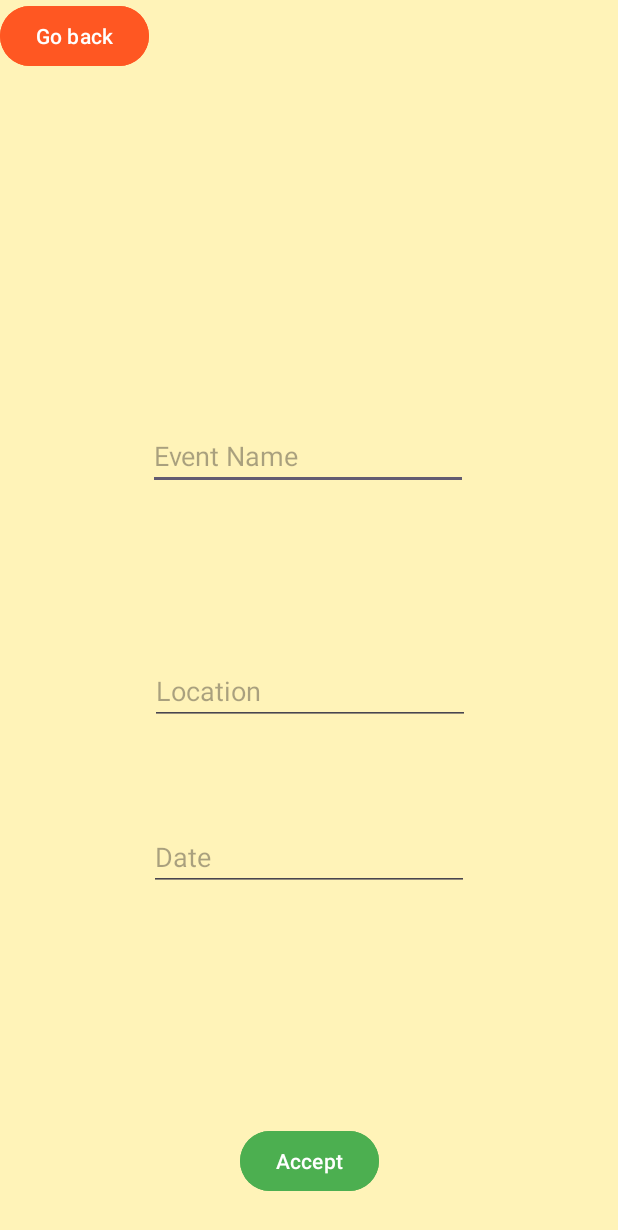
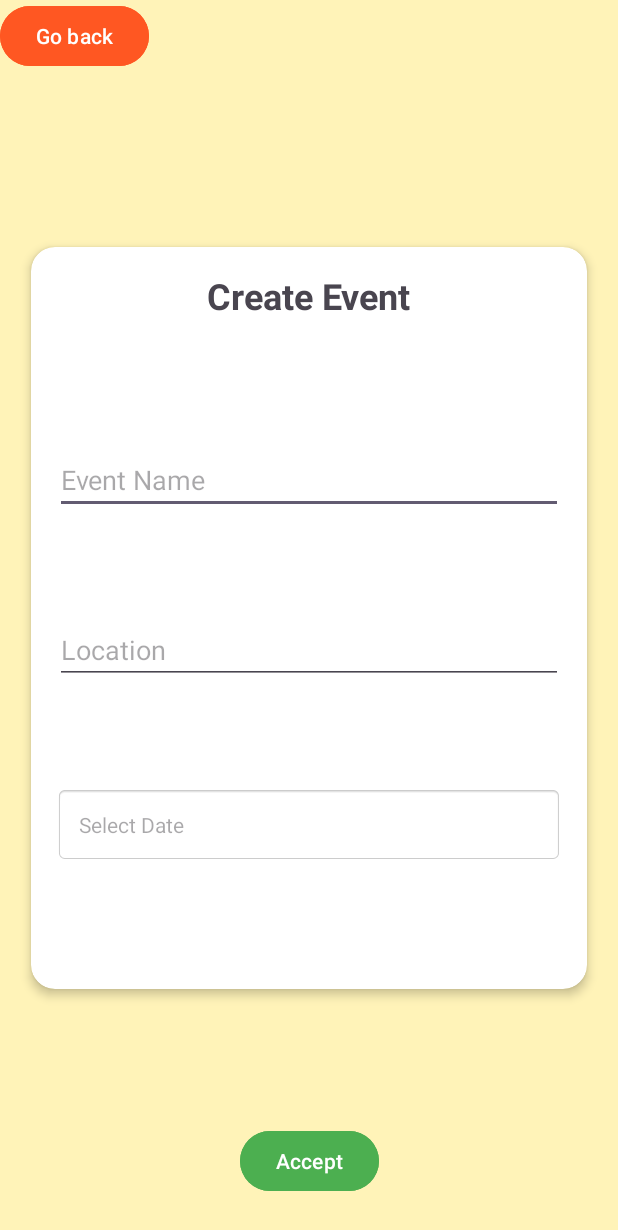
Before and after one commit to mateuszf2/PlanerPodrozy, an Android app: the CreateEventActivity screen opened directly, with no data from a screen before it, on a phone screen of 412 x 824 dp. Shown: the top 1230 px of the screen. Run offline under Robolectric (Android 15) with nearby library versions, the phone set to English and light mode, and no system bars; our stand-ins replace Firebase (no records; nobody signed in at launch, a user with empty details on screens opened directly), sdp/ssp sizes.

Commit message:
Wstępne prace nad layoutem, jeszcze trochę pozmieniam, ale aktualnie wrzucam zmienione tworzenie wydarzeń

```diff
--- /dev/null
+++ b/app/src/main/res/drawable/rounded_button.xml
@@ -0,0 +1,5 @@
+<?xml version="1.0" encoding="utf-8"?>
+<shape xmlns:android="http://schemas.android.com/apk/res/android">
+    <solid android:color="#4CAF50"/> <!-- kolor przycisku -->
+    <corners android:radius="12dp"/>
+</shape>
--- /dev/null
+++ b/app/src/main/res/drawable/rounded_edittext.xml
@@ -0,0 +1,6 @@
+<?xml version="1.0" encoding="utf-8"?>
+<shape xmlns:android="http://schemas.android.com/apk/res/android">
+    <solid android:color="#80FFFFFF"/> <!-- półprzezroczyste białe tło -->
+    <corners android:radius="12dp"/>
+    <stroke android:width="1dp" android:color="#CCCCCC"/> <!-- opcjonalna ramka -->
+</shape>
--- /dev/null
+++ b/app/src/main/res/drawable/rounded_recyclerview.xml
@@ -0,0 +1,5 @@
+<?xml version="1.0" encoding="utf-8"?>
+<shape xmlns:android="http://schemas.android.com/apk/res/android">
+    <solid android:color="#FFC107"/>
+    <corners android:radius="16dp"/>
+</shape>
--- a/app/src/main/res/layout/activity_create_event.xml
+++ b/app/src/main/res/layout/activity_create_event.xml
@@ -7,46 +7,92 @@
     android:background="#5CFFEB3B"
     tools:context=".CreateEventActivity">
 
+    <!-- CardView to hold the EditTexts and header -->
+    <androidx.cardview.widget.CardView
+        android:layout_width="0dp"
+        android:layout_height="0dp"
+        android:layout_marginTop="16dp"
+        android:layout_marginBottom="16dp"
+        app:cardCornerRadius="16dp"
+        app:cardElevation="4dp"
+        android:background="@android:color/transparent"
+        app:layout_constraintWidth_percent="0.9"
+        app:layout_constraintHeight_percent="0.6"
+        app:layout_constraintStart_toStartOf="parent"
+        app:layout_constraintEnd_toEndOf="parent"
+        app:layout_constraintTop_toTopOf="parent"
+        app:layout_constraintBottom_toBottomOf="parent">
+
+        <!-- LinearLayout inside the CardView to hold the header and EditTexts -->
+        <LinearLayout
+            android:layout_width="match_parent"
+            android:layout_height="match_parent"
+            android:orientation="vertical"
+            android:padding="16dp">
+
+            <TextView
+                android:layout_width="wrap_content"
+                android:layout_height="wrap_content"
+                android:text="Create Event"
+                android:textSize="24sp"
+                android:textStyle="bold"
+                android:layout_gravity="center"
+                android:layout_marginBottom="16dp" />
+
+            <!-- Spacer to add equal spacing -->
+            <Space
+                android:layout_width="match_parent"
+                android:layout_height="0dp"
+                android:layout_weight="1" />
+
             <EditText
                 android:id="@+id/eventNameText"
-        android:layout_width="wrap_content"
+                android:layout_width="match_parent"
                 android:layout_height="wrap_content"
-        android:layout_marginTop="@dimen/_130sdp"
                 android:ems="10"
                 android:hint="Event Name"
                 android:inputType="text"
-        android:text=""
-        app:layout_constraintBottom_toTopOf="@+id/locationText"
-        app:layout_constraintEnd_toEndOf="parent"
-        app:layout_constraintHorizontal_bias="0.497"
-        app:layout_constraintStart_toStartOf="parent"
-        app:layout_constraintTop_toTopOf="parent" />
+                android:text="" />
+
+            <!-- Spacer to add equal spacing -->
+            <Space
+                android:layout_width="match_parent"
+                android:layout_height="0dp"
+                android:layout_weight="1" />
 
             <EditText
                 android:id="@+id/locationText"
-        android:layout_width="wrap_content"
+                android:layout_width="match_parent"
                 android:layout_height="wrap_content"
-        android:layout_marginBottom="@dimen/_50sdp"
                 android:ems="10"
                 android:hint="Location"
                 android:inputType="text"
-        android:text=""
-        app:layout_constraintBottom_toTopOf="@+id/editTextDate"
-        app:layout_constraintEnd_toEndOf="parent"
-        app:layout_constraintHorizontal_bias="0.502"
-        app:layout_constraintStart_toStartOf="parent" />
+                android:text="" />
 
-    <EditText
+            <!-- Spacer to add equal spacing -->
+            <Space
+                android:layout_width="match_parent"
+                android:layout_height="0dp"
+                android:layout_weight="1" />
+
+            <TextView
                 android:id="@+id/editTextDate"
-        android:layout_width="wrap_content"
+                android:layout_width="match_parent"
                 android:layout_height="wrap_content"
-        android:layout_marginBottom="@dimen/_120sdp"
                 android:ems="10"
-        android:hint="Date"
-        android:inputType="date"
-        app:layout_constraintBottom_toTopOf="@+id/buttonAccept"
-        app:layout_constraintEnd_toEndOf="parent"
-        app:layout_constraintStart_toStartOf="parent" />
+                android:hint="Select Date"
+                android:inputType="none"
+                android:padding="16dp"
+                android:background="@android:drawable/editbox_background" />
+
+            <!-- Spacer to add equal spacing -->
+            <Space
+                android:layout_width="match_parent"
+                android:layout_height="0dp"
+                android:layout_weight="1" />
+
+        </LinearLayout>
+    </androidx.cardview.widget.CardView>
 
     <Button
         android:id="@+id/buttonAccept"
@@ -68,5 +114,4 @@
         app:layout_constraintStart_toStartOf="parent"
         app:layout_constraintTop_toTopOf="parent" />
 
-
 </androidx.constraintlayout.widget.ConstraintLayout>
--- a/app/src/main/res/layout/activity_event.xml
+++ b/app/src/main/res/layout/activity_event.xml
@@ -6,7 +6,6 @@
     android:layout_height="match_parent"
     android:background="#5CFFEB3B"
     tools:context=".EventActivity">
-
 
     <Button
         android:id="@+id/buttonBack"
@@ -26,7 +25,6 @@
         app:layout_constraintEnd_toEndOf="parent"
         app:layout_constraintStart_toStartOf="parent"
         app:layout_constraintTop_toBottomOf="@+id/buttonBack" />
-
 
     <EditText
         android:id="@+id/textView_eventName"
@@ -49,7 +47,7 @@
         app:layout_constraintStart_toStartOf="parent"
         app:layout_constraintTop_toBottomOf="@+id/textView_eventName" />
 
-    <EditText
+    <TextView
         android:id="@+id/textView_date"
         android:layout_width="wrap_content"
         android:layout_height="wrap_content"
@@ -89,7 +87,6 @@
         app:layout_constraintStart_toStartOf="parent"
         app:layout_constraintTop_toBottomOf="@+id/textView_date" />
 
-
     <androidx.recyclerview.widget.RecyclerView
         android:id="@+id/recycler_view_MenuBar"
         android:layout_width="match_parent"
@@ -97,7 +94,6 @@
         android:visibility="gone"
         app:layout_constraintStart_toStartOf="parent"
         app:layout_constraintTop_toBottomOf="@+id/buttonMenuBar" />
-
 
     <Button
         android:id="@+id/buttonMenuBar"
```
Also changed, not shown: app/src/main/java/com/example/planerpodrozy/CreateEventActivity.kt (+42 -21 lines), app/src/main/java/com/example/planerpodrozy/EventActivity.kt (+36 -20 lines). Lines whose indentation alone changed are shown as unchanged.
